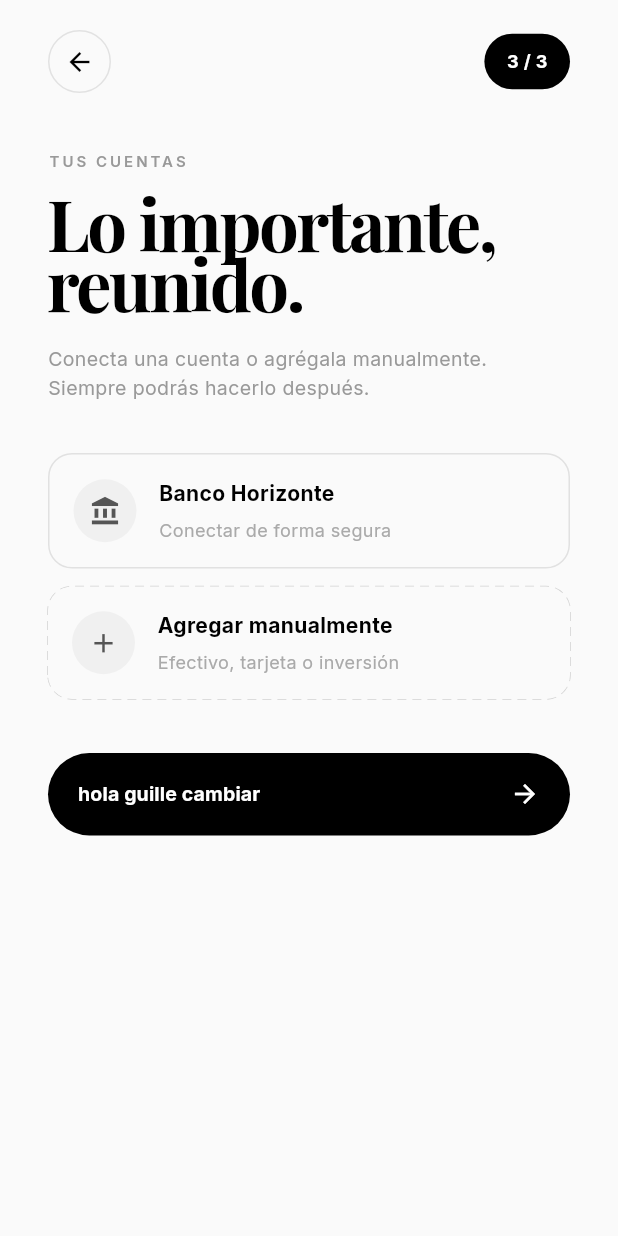
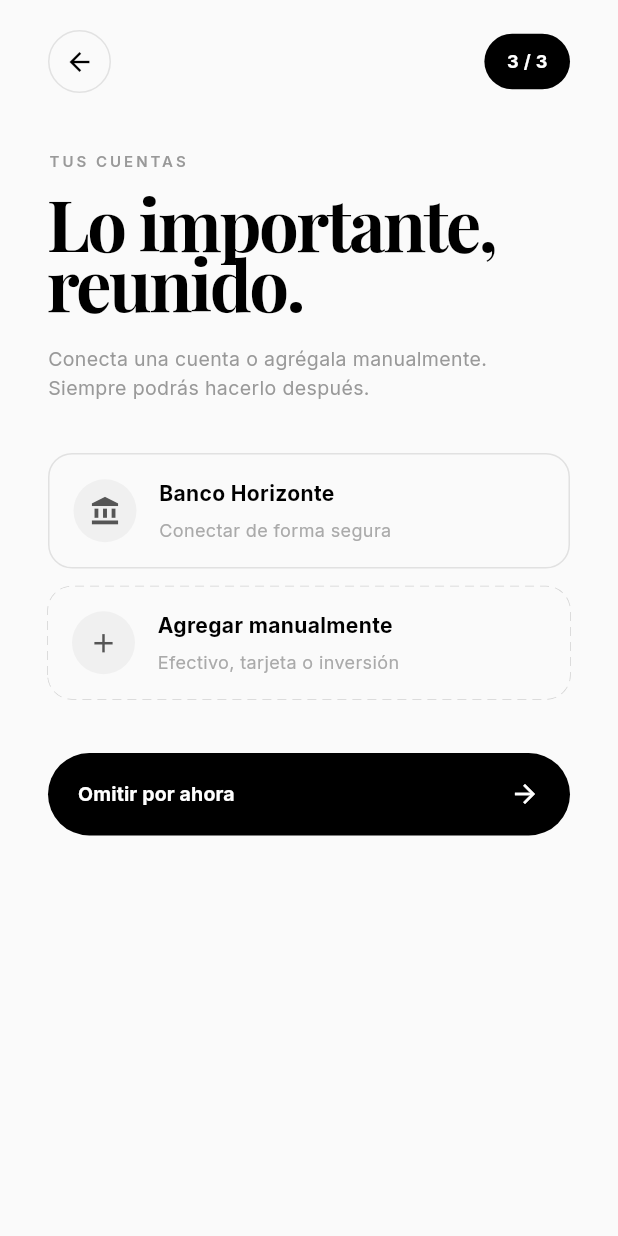
Before and after one commit to CubyCuboy/RouteCash, a Flutter app: the AccountsSetupScreen screen opened directly, on a phone screen of 412 x 824 dp. Run offline on Flutter 3.47's test engine with Material 3 defaults, Android fonts, the phone set to English and light mode, and no system bars; our stand-ins replace google_fonts.

Commit message:
Reemplazo de error en texto
solucionado

```diff
--- a/route_cash/lib/ui/screens/accounts_setup_screen.dart
+++ b/route_cash/lib/ui/screens/accounts_setup_screen.dart
@@ -148,7 +148,7 @@ class _AccountsSetupScreenState extends State<AccountsSetupScreen> {
               const SizedBox(height: 36),
 
               RouteCashPrimaryButton(
-                text: 'hola guille cambiar',
+                text: 'Omitir por ahora',
                 onPressed: _skipForNow,
                 height: 55,
               ),
```
